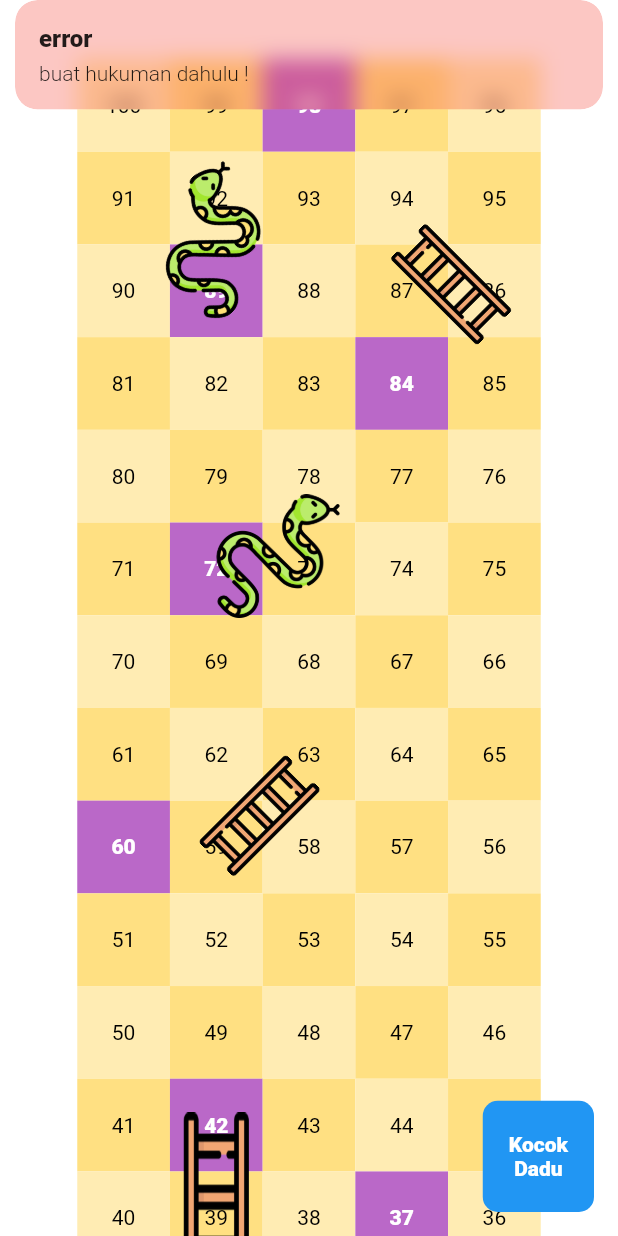
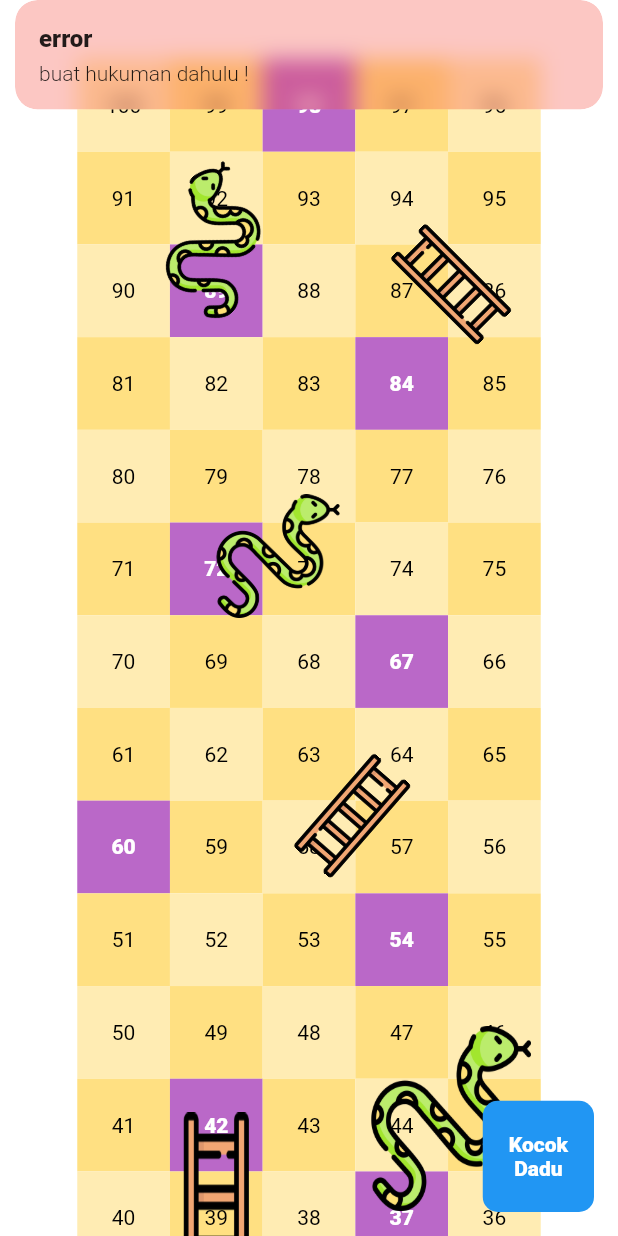
Before and after one commit to dafageraldine/flutter_games, a Flutter app: the screen it shows after launch, after a tap on "Kocok Dadu", on a phone screen of 412 x 824 dp. Run offline on Flutter 3.47's test engine with Material 2 defaults, Android fonts, the light colour scheme and no system bars; our stand-ins replace flutter_screenutil, get, lottie.

Commit message:
dart fix

```diff
--- a/lib/controller/homecontroller.dart
+++ b/lib/controller/homecontroller.dart
@@ -3,7 +3,6 @@
 import 'package:flutter/material.dart';
 import 'package:games/widgets/diceroller.dart';
 import 'package:get/get.dart';
-import 'package:get/get_connect/http/src/utils/utils.dart';
 
 import '../const.dart';
 
@@ -33,7 +32,21 @@
   RxInt diceCondition = 0.obs;
   RxInt diceConditionf = 0.obs;
   RxString player = "m".obs;
-  var listNumberpunishment = [4, 13, 25, 37, 60, 72, 84, 98, 89, 42];
+  var listNumberpunishment = [
+    4,
+    13,
+    25,
+    37,
+    60,
+    72,
+    84,
+    98,
+    89,
+    42,
+    30,
+    54,
+    67
+  ];
   RxList listpunishmentf = [].obs;
   RxList listpunishmentm = [].obs;
   Rx<TextEditingController> punish = TextEditingController().obs;
@@ -98,7 +111,7 @@
       return;
     }
     showDiceAnimation(0, false);
-    await Future.delayed(Duration(seconds: 2));
+    await Future.delayed(const Duration(seconds: 2));
     Get.back();
     if (player.value == "f") {
       final random = Random();
--- a/lib/home.dart
+++ b/lib/home.dart
@@ -1,9 +1,7 @@
 import 'package:flutter/material.dart';
 import 'package:flutter_screenutil/flutter_screenutil.dart';
-import 'package:flutter_svg/flutter_svg.dart';
 import 'package:games/controller/homecontroller.dart';
 import 'package:games/snakegame/createpunishment.dart';
-import 'package:games/widgets/box.dart';
 import 'package:games/widgets/fiveboxinrowabove.dart';
 import 'package:games/widgets/fiveboxinrowdown.dart';
 import 'package:get/get.dart';
@@ -42,7 +40,7 @@
                   },
                   itemCount: _homeController.listNumber.length,
                   shrinkWrap: true,
-                  physics: BouncingScrollPhysics(),
+                  physics: const BouncingScrollPhysics(),
                 ),
                 0.04.sh.verticalSpace,
                 Row(
@@ -59,7 +57,7 @@
                         decoration: BoxDecoration(
                             borderRadius: BorderRadius.circular(10),
                             color: Colors.grey.shade800),
-                        child: Center(
+                        child: const Center(
                             child: Text(
                           "Buat Hukuman",
                           textAlign: TextAlign.center,
@@ -75,7 +73,7 @@
               _homeController.diceCondition.value == 100 ||
                       _homeController.diceConditionf.value == 100
                   ? Padding(
-                      padding: EdgeInsets.all(1.0),
+                      padding: const EdgeInsets.all(1.0),
                       child: Center(
                           child: Lottie.asset("assets/lottie/fireworks.json")),
                     )
@@ -104,6 +102,7 @@
                           child: Lottie.asset("assets/lottie/fireworks.json")),
                     )
                   : 0.0.verticalSpace,
+              //ladder
               Padding(
                 padding: EdgeInsets.only(left: 0.72.sw, top: 1.35.sh),
                 child: Image.asset(
@@ -123,9 +122,9 @@
                 ),
               ),
               Padding(
-                padding: EdgeInsets.only(left: 0.32.sw, top: 0.53.sh),
+                padding: EdgeInsets.only(left: 0.47.sw, top: 0.53.sh),
                 child: Transform.rotate(
-                  angle: 45 * (3.1415926535 / 180),
+                  angle: 41 * (3.1415926535 / 180),
                   child: Image.asset(
                     "assets/image/stairsb.png",
                     width: 0.2.sw,
@@ -146,6 +145,7 @@
                   ),
                 ),
               ),
+              //snake
               Padding(
                 padding: EdgeInsets.only(left: 0.25.sw, top: 0.095.sh),
                 child: Transform.rotate(
@@ -171,14 +171,14 @@
                 ),
               ),
               Padding(
-                padding: EdgeInsets.only(left: 0.29.sw, top: 1.15.sh),
+                padding: EdgeInsets.only(left: 0.6.sw, top: 0.83.sh),
                 child: Transform.rotate(
                   angle: 0,
                   child: Image.asset(
                     "assets/image/snakes.png",
-                    width: 0.2.sw,
-                    height: 0.2.sh,
-                    fit: BoxFit.contain,
+                    width: 0.26.sw,
+                    height: 0.15.sh,
+                    fit: BoxFit.fill,
                   ),
                 ),
               )
@@ -211,7 +211,7 @@
                       ? "Reset"
                       : "Kocok Dadu",
                   textAlign: TextAlign.center,
-                  style: TextStyle(
+                  style: const TextStyle(
                       color: Colors.white, fontWeight: FontWeight.w800),
                 )),
               ),
--- a/lib/snakegame/createpunishment.dart
+++ b/lib/snakegame/createpunishment.dart
@@ -17,7 +17,7 @@
           mainAxisAlignment: MainAxisAlignment.start,
           crossAxisAlignment: CrossAxisAlignment.start,
           children: [
-            AppBarOnly(),
+            const AppBarOnly(),
             Padding(
               padding: EdgeInsets.only(top: 0.02.sh, left: 0.1.sw),
               child: const Text(
--- a/lib/widgets/diceroller.dart
+++ b/lib/widgets/diceroller.dart
@@ -8,14 +8,14 @@
 
   @override
   Widget build(BuildContext context) {
-    return Container(
+    return SizedBox(
         width: 0.8.sw,
         height: 0.3.sh,
         child: Stack(children: [
           Center(
               child: dice == 0
                   ? Lottie.asset("assets/lottie/dice.json")
-                  : Image.asset("assets/image/dice${dice}.png"))
+                  : Image.asset("assets/image/dice$dice.png"))
         ]));
   }
 }
```
